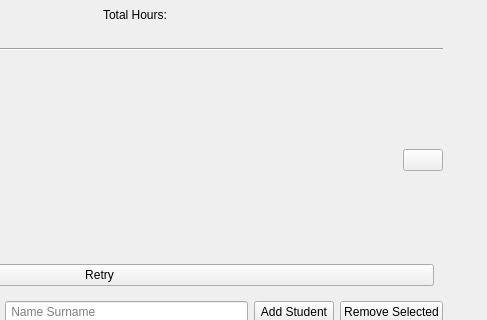
Before: the Qt Designer form ui/class_window.ui in imndllnuri/students-attendance-app, drawn with Qt 5; both pictures show x 288 to 775 and y 128 to 448 of the 775 by 771 pixel window.
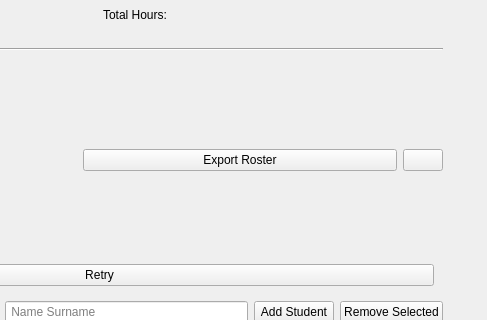
After: the same form once the commit is applied.

Commit message:
#16: Roster CSV/Excel re-export
"Export Roster" button on the class detail page writes the current
student roster (number + name) to .csv or .xlsx, separate from the
attendance-sheet export (#13 in the original batch).

Patch:
```diff
--- a/ui/class_window.ui
+++ b/ui/class_window.ui
@@ -189,6 +189,13 @@
              </property>
             </spacer>
            </item>
+           <item>
+            <widget class="QPushButton" name="export_roster_btn">
+             <property name="text">
+              <string>Export Roster</string>
+             </property>
+            </widget>
+           </item>
            <item>
             <widget class="QPushButton" name="refresh_student_list_btn">
              <property name="maximumSize">
```
The commit also changes 3 other files.
